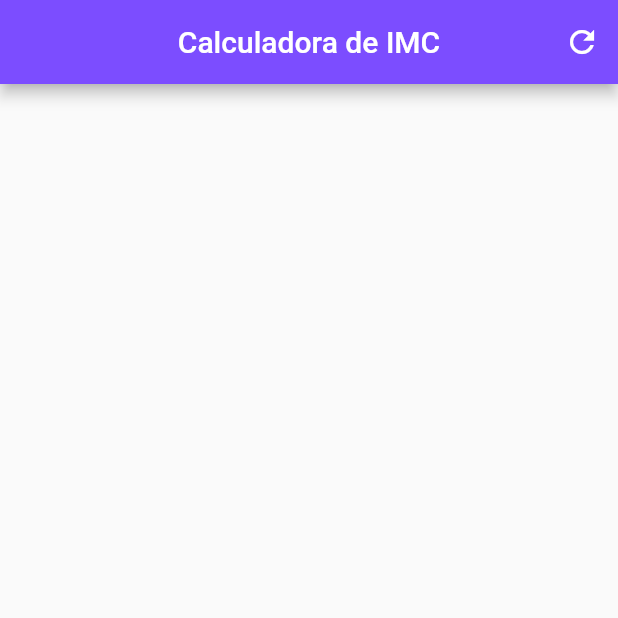
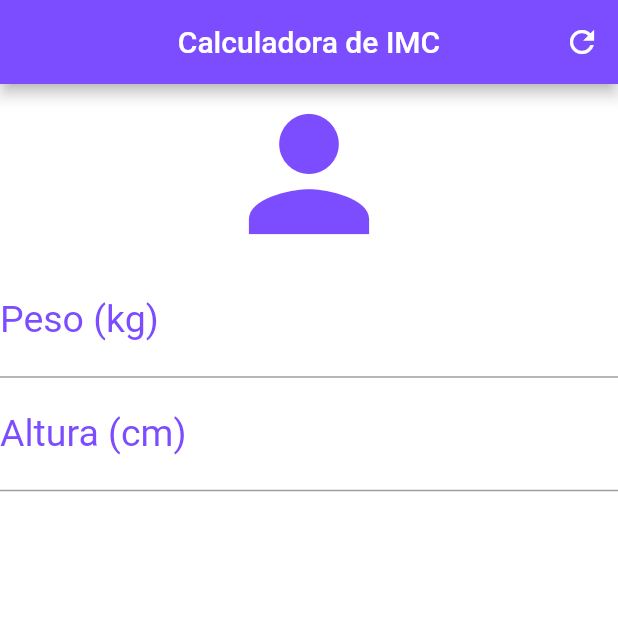
Before and after one commit to Nelsonmzs/calculadora_imc, a Flutter app: the screen it shows after launch, on a phone screen of 412 x 824 dp, the top half of it. Run offline on Flutter 3.47's test engine with Material 2 defaults, Android fonts, the phone set to English and light mode, and no system bars.

Commit message:
- Adiciona icone 'Person' - Adicona propriedades Peso e Altura com o tratamento para receber digitos numericos

```diff
--- a/lib/main.dart
+++ b/lib/main.dart
@@ -20,8 +20,32 @@ class _HomeState extends State<Home> {
         centerTitle: true,
         backgroundColor: Colors.deepPurpleAccent,
         actions: <Widget>[
-          IconButton(icon: Icon(Icons.refresh),
-          onPressed: () {},
+          IconButton(
+            icon: Icon(Icons.refresh),
+            onPressed: () {},
+          )
+        ],
+      ),
+      backgroundColor: Colors.white,
+      body: Column(
+        crossAxisAlignment: CrossAxisAlignment.stretch,
+        children: <Widget>[
+          Icon(Icons.person, size: 120.0, color: Colors.deepPurpleAccent),
+          TextField(
+            keyboardType: TextInputType.number,
+            decoration: InputDecoration(
+                labelText: "Peso (kg)",
+                labelStyle: TextStyle(color: Colors.deepPurpleAccent)),
+            textAlign: TextAlign.center,
+            style: TextStyle(color: Colors.deepPurpleAccent, fontSize: 25.0),
+          ),
+          TextField(
+            keyboardType: TextInputType.number,
+            decoration: InputDecoration(
+                labelText: "Altura (cm)",
+                labelStyle: TextStyle(color: Colors.deepPurpleAccent)),
+            textAlign: TextAlign.center,
+            style: TextStyle(color: Colors.deepPurpleAccent, fontSize: 25.0),
           )
         ],
       ),
```
